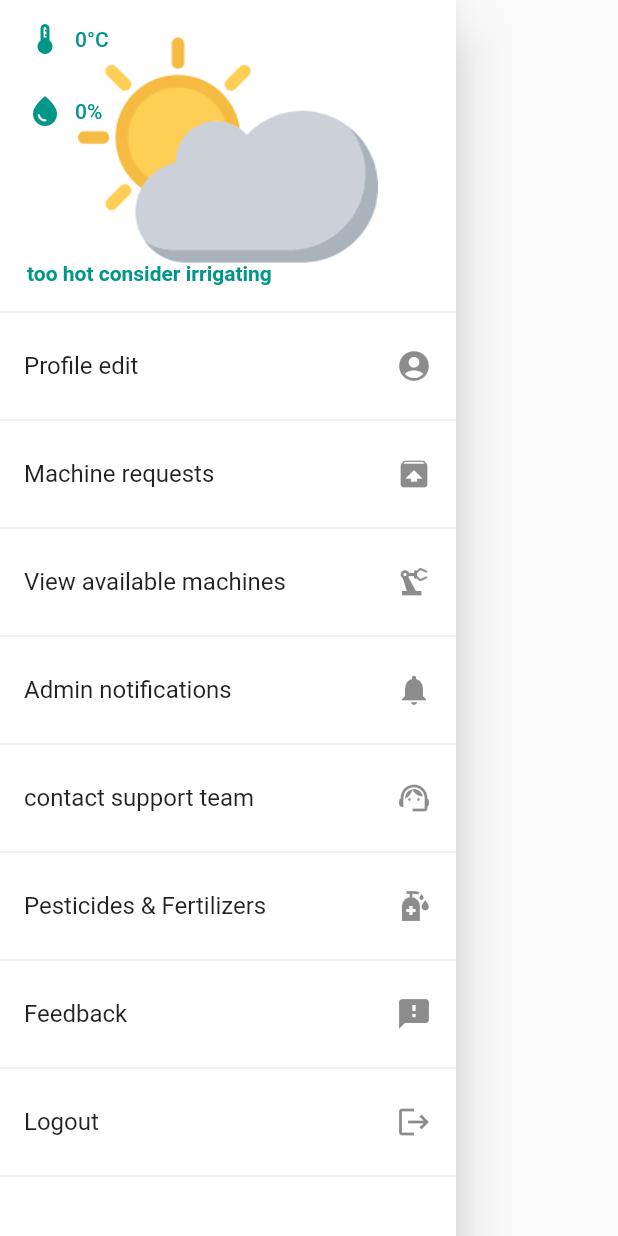
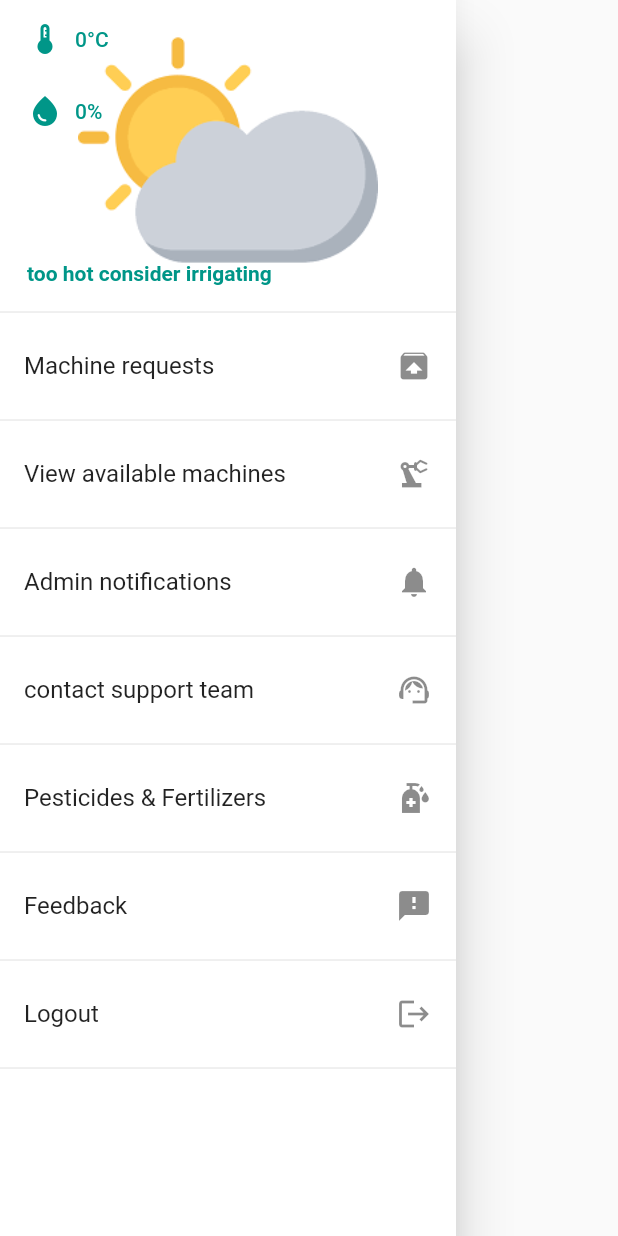
Before and after one commit to ShanuFutura/NRVM_KISAN_SEVA, a Flutter app: the FarmersDrawer widget shown alone on an empty page, opened directly, on a phone screen of 412 x 824 dp. Run offline on Flutter 3.47's test engine with Material 2 defaults, Android fonts, the light colour scheme and no system bars; our stand-ins replace connectivity_plus, fluttertoast, shared_preferences; accounts and stored records are empty; network calls fail.

Commit message:
handed over

```diff
--- a/lib/screens/profile_edit_screen.dart
+++ b/lib/screens/profile_edit_screen.dart
@@ -111,7 +111,7 @@ class _PatientProfilEditScreenState extends State<ProfileEditScreen> {
                 ),
               ),
               TextFormField(
-                initialValue: 'pmob',
+                initialValue: 'mobile number',
                 keyboardType: TextInputType.number,
                 style: const TextStyle(color: Colors.black),
                 key: const ValueKey('mob'),
@@ -140,7 +140,8 @@ class _PatientProfilEditScreenState extends State<ProfileEditScreen> {
               Row(
                 mainAxisAlignment: MainAxisAlignment.spaceAround,
                 children: [
-                  ElevatedButton(onPressed: trySubmit, child:  const Text('EDIT'))
+                  ElevatedButton(
+                      onPressed: trySubmit, child: const Text('EDIT'))
                 ],
               ),
             ],
--- a/lib/widgets/farmers_drawer.dart
+++ b/lib/widgets/farmers_drawer.dart
@@ -13,10 +13,8 @@ import 'package:provider/provider.dart';
 import 'package:shared_preferences/shared_preferences.dart';
 
 class FarmersDrawer extends StatelessWidget {
-
   @override
   Widget build(BuildContext context) {
-
     return Drawer(
       backgroundColor: Colors.white,
       child: SingleChildScrollView(
@@ -31,7 +29,8 @@ class FarmersDrawer extends StatelessWidget {
                 height: 200,
                 width: double.infinity,
                 child: Padding(
-                  padding:const EdgeInsets.symmetric(vertical: 2, horizontal: 10),
+                  padding:
+                      const EdgeInsets.symmetric(vertical: 2, horizontal: 10),
                   child: Column(
                     mainAxisAlignment: MainAxisAlignment.start,
                     children: [
@@ -73,15 +72,15 @@ class FarmersDrawer extends StatelessWidget {
               ),
             ),
             const Divider(),
-            ListTile(
-              title: const Text('Profile edit'),
-              trailing: const Icon(Icons.account_circle),
-              onTap: () {
-                Navigator.of(context).pop();
-                Navigator.of(context).pushNamed(ProfileEditScreen.routeName);
-              },
-            ),
-            const Divider(),
+            // ListTile(
+            //   title: const Text('Profile edit'),
+            //   trailing: const Icon(Icons.account_circle),
+            //   onTap: () {
+            //     Navigator.of(context).pop();
+            //     Navigator.of(context).pushNamed(ProfileEditScreen.routeName);
+            //   },
+            // ),
+            // const Divider(),
             ListTile(
               title: const Text('Machine requests'),
               trailing: const Icon(Icons.unarchive),
@@ -133,8 +132,7 @@ class FarmersDrawer extends StatelessWidget {
               trailing: const Icon(Icons.feedback),
               onTap: () {
                 Navigator.of(context).pop();
-                Navigator.of(context)
-                    .pushNamed(FeedBackScreen.routeName);
+                Navigator.of(context).pushNamed(FeedBackScreen.routeName);
               },
             ),
             const Divider(),
```
Also changed, not shown: lib/models/dummies.dart (+2 -36 lines).
